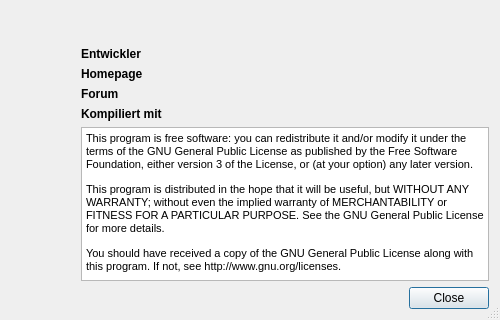
The window that kleiner-brauhelfer/dialogs/dlgabout.ui (kleiner-brauhelfer/kleiner-brauhelfer-2) describes before a commit, drawn with Qt 5.
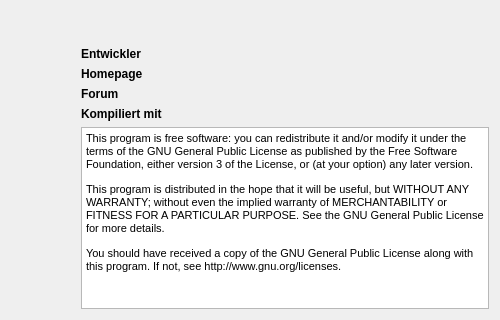
The same window after the commit. Icons and pictures are not drawn.

```diff
--- a/kleiner-brauhelfer/dialogs/dlgabout.ui
+++ b/kleiner-brauhelfer/dialogs/dlgabout.ui
@@ -22,9 +22,6 @@
   <property name="toolTip">
    <string>&lt;html&gt;&lt;head/&gt;&lt;body&gt;&lt;p&gt;Hier versteckt sich eine Bierspende.&lt;/p&gt;&lt;/body&gt;&lt;/html&gt;</string>
   </property>
-  <property name="sizeGripEnabled">
-   <bool>true</bool>
-  </property>
   <layout class="QGridLayout" name="gridLayout">
    <item row="3" column="4">
     <widget class="QLabel" name="lblEntwickler">
@@ -46,13 +43,6 @@
      </property>
     </widget>
    </item>
-   <item row="10" column="4">
-    <widget class="QDialogButtonBox" name="buttonBox">
-     <property name="standardButtons">
-      <set>QDialogButtonBox::Close</set>
-     </property>
-    </widget>
-   </item>
    <item row="3" column="2">
     <widget class="QLabel" name="label_4">
      <property name="font">
```
Left out of the diff: 22 changed lines with no effect on the pictures.
